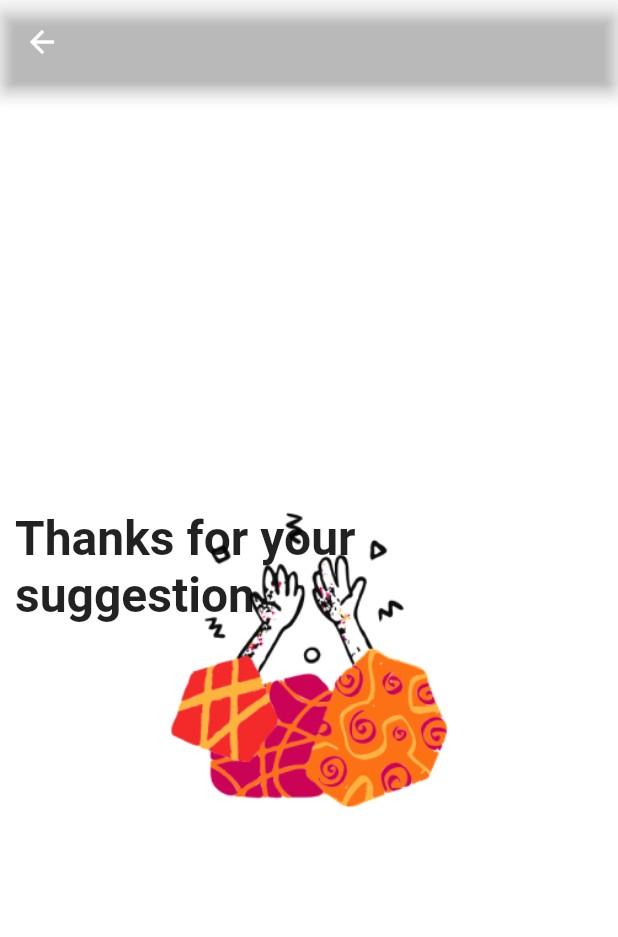
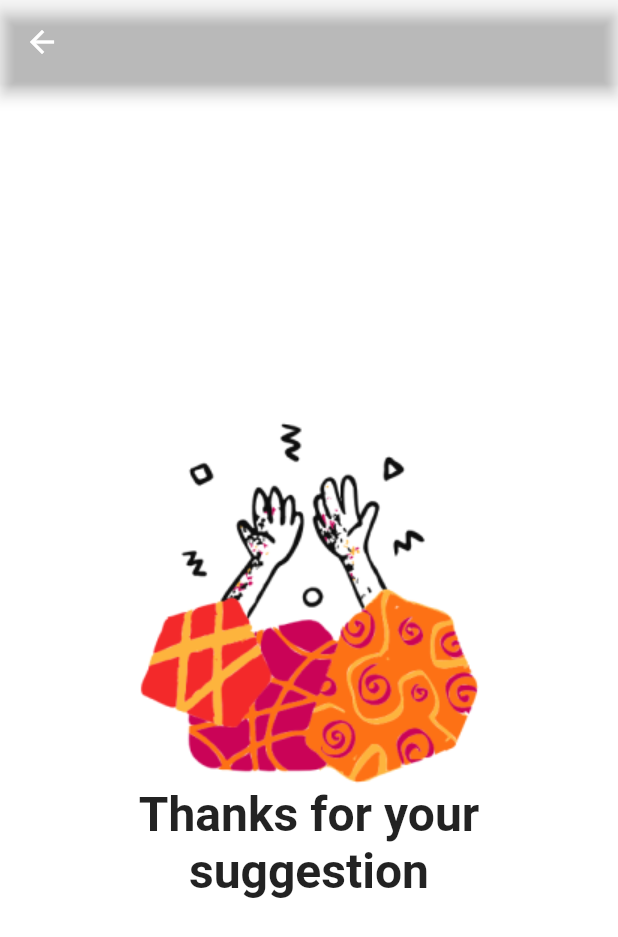
Before and after one commit to Fiffy-dot/mini-project-1, a Flutter app: the SuggestionPlacedPage screen opened directly, on a phone screen of 412 x 824 dp. Shown: the top 937 px of the screen. Run offline on Flutter 3.47's test engine with Material 2 defaults, Android fonts, the phone set to English and light mode, and no system bars.

Commit message:
Adding screen 8 and 9

```diff
--- a/mpd/lib/suggestionplaced.dart
+++ b/mpd/lib/suggestionplaced.dart
@@ -15,18 +15,19 @@ class SuggestionPlacedPage extends StatelessWidget {
           Center(
             child: Container(
               width: MediaQuery.of(context).size.width - 20,
-              height: 200,
-              //color: Colors.orange,decoration: BoxDecoration (
-              decoration: BoxDecoration(
-                image: DecorationImage(
-                  image: AssetImage("images/highFive.png")
-                )
-              ),
-              child: Text("Thanks for your suggestion",
-                  style: TextStyle(
-                      fontSize: 32, fontWeight: FontWeight.bold)
+              child: SingleChildScrollView(
+                  child: Column(
+                    mainAxisAlignment: MainAxisAlignment.center,
+                    children: <Widget>[
+                      Image.asset("images/highFive.png"),
+                      Text("Thanks for your suggestion",
+                          textAlign: TextAlign.center,
+                          style: TextStyle(
+                              fontSize: 32, fontWeight: FontWeight.bold))
+                    ],
+                  )
+              )
 
-              ),
             )
           )
       )
```
